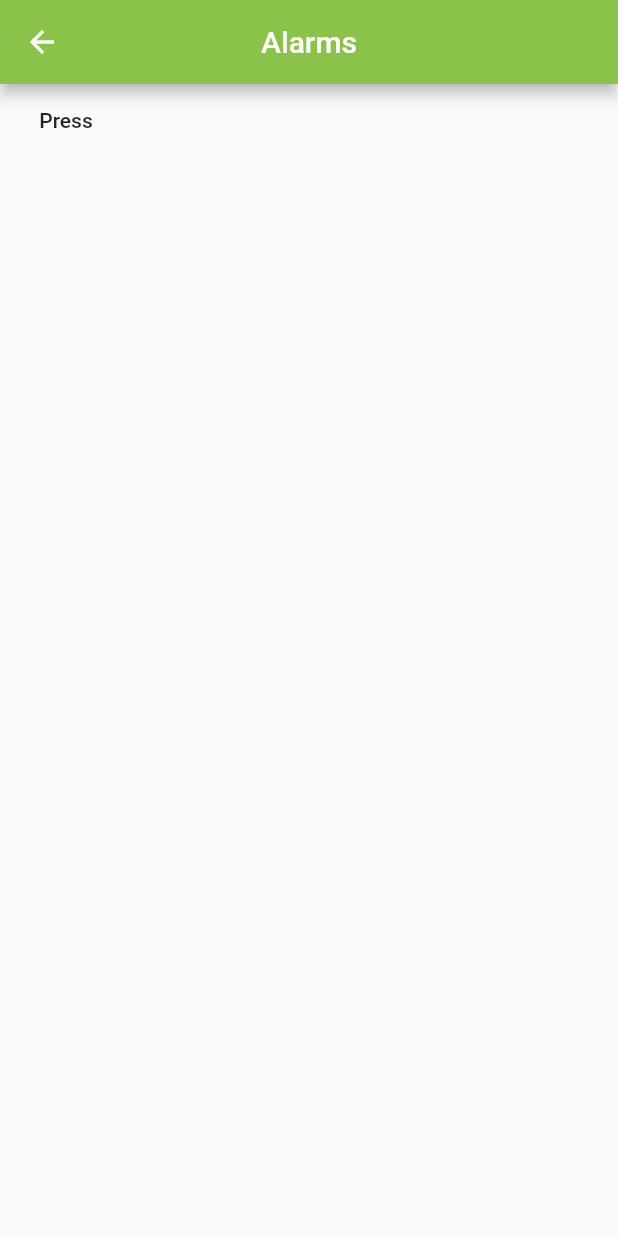
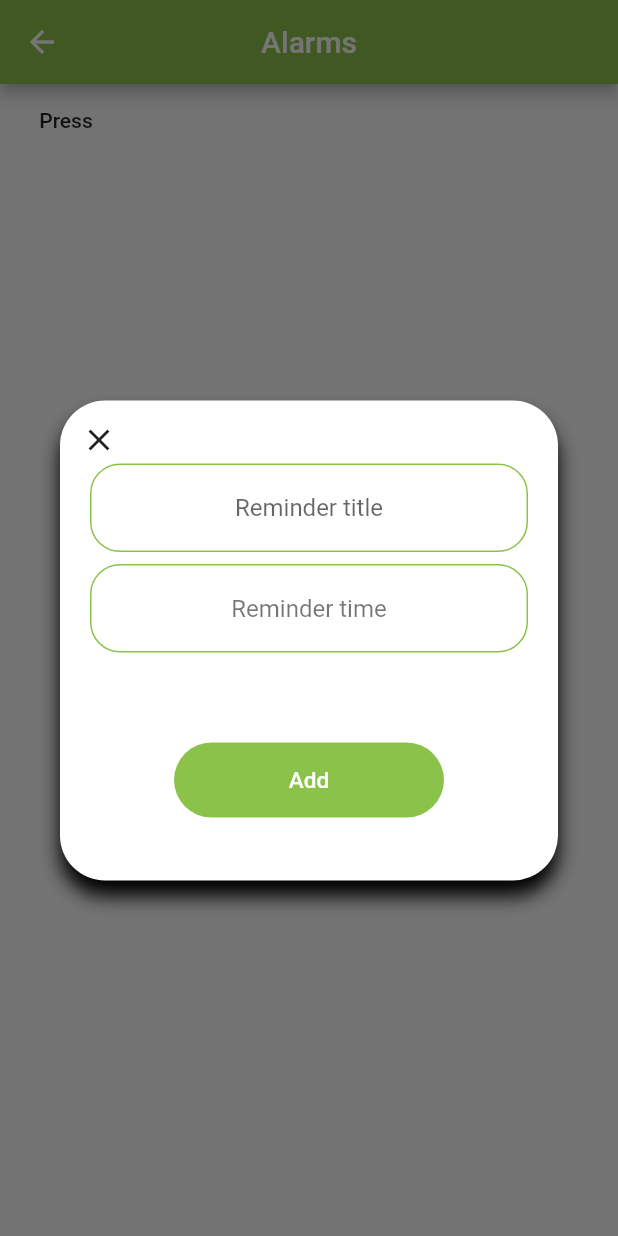
Before and after one commit to goodiny777/Karma-Flutter, a Flutter app: the AlarmsWidget screen opened directly, after a tap on "Press", on a phone screen of 412 x 824 dp. Run offline on Flutter 3.47's test engine with Material 2 defaults, Android fonts, the phone set to English and light mode, and no system bars; our stand-ins replace animated_splash_screen, flutter_local_notifications, fluttertoast, sqflite, timezone; accounts and stored records are empty.

Commit message:
Code better structure

```diff
--- a/karma/karma/lib/models/alarm.dart
+++ b/karma/karma/lib/models/alarm.dart
@@ -1,4 +1,4 @@
-final String tableAlarm = 'alarm';
+final String tableAlarm = 'Alarm';
 final String columnId = 'id';
 final String columnTitle = 'title';
 final String columnDateTime = 'alarmDateTime';
--- a/karma/karma/lib/screens/alarms_page.dart
+++ b/karma/karma/lib/screens/alarms_page.dart
@@ -3,6 +3,7 @@ import 'package:flutter/material.dart';
 import 'package:flutter_local_notifications/flutter_local_notifications.dart';
 import 'package:karma/general/db.dart';
 import 'package:karma/models/alarm.dart';
+import 'package:karma/views/alarm_dialog.dart';
 import 'package:timezone/data/latest.dart' as tz;
 import 'package:timezone/timezone.dart' as tz;
 import 'package:timezone/timezone.dart';
@@ -43,6 +44,17 @@ class _AlarmsState extends State<AlarmsWidget> {
         children: [
           MaterialButton(
             onPressed: () => {
+              showDialog(
+                  context: context,
+                  barrierDismissible: false,
+                  builder: (BuildContext context) {
+                    return AlarmDialog(
+                        onConfirm: (alarmId) => {
+                              Future.delayed(Duration(milliseconds: 500), () {
+                                this.setState(() {});
+                              })
+                            });
+                  }),
               scheduleAlarm(
                   DateTime.now().add(Duration(seconds: 15)),
                   AlarmInfo(
--- /dev/null
+++ b/karma/karma/lib/views/alarm_dialog.dart
@@ -0,0 +1,181 @@
+import 'package:flutter/cupertino.dart';
+import 'package:flutter/material.dart';
+import 'package:flutter/rendering.dart';
+import 'package:flutter/widgets.dart';
+import 'package:fluttertoast/fluttertoast.dart';
+import 'package:karma/general/db.dart';
+import 'package:karma/models/alarm.dart';
+
+// ignore: must_be_immutable
+class AlarmDialog extends StatefulWidget {
+  final Function(int) onConfirm;
+  final double _padding = 30.0;
+  final TextEditingController _nameController = TextEditingController();
+  final TextEditingController _dateController = TextEditingController();
+  final DBProvider _dbProvider = DBProvider.db;
+  DateTime dateTime = DateTime.now();
+  Color themeColor = Colors.lightGreen;
+
+  AlarmDialog({Key key, this.onConfirm}) : super(key: key);
+
+  @override
+  _AlarmDialogState createState() => _AlarmDialogState();
+}
+
+class _AlarmDialogState extends State<AlarmDialog> {
+  @override
+  Widget build(BuildContext context) {
+    return Theme(
+      data: ThemeData(
+        primarySwatch: widget.themeColor,
+        visualDensity: VisualDensity.adaptivePlatformDensity,
+      ),
+      child: Dialog(
+        shape: RoundedRectangleBorder(borderRadius: BorderRadius.circular(10)),
+        elevation: 0,
+        backgroundColor: Colors.transparent,
+        child: SingleChildScrollView(
+          child: contentBox(context),
+        ),
+      ),
+    );
+  }
+
+  setDate(DateTime date) {
+    widget.dateTime = date;
+    widget._dateController.text = date.toIso8601String().split("T")[0];
+  }
+
+  setBorder() {
+    return OutlineInputBorder(
+        borderSide: BorderSide(color: widget.themeColor),
+        borderRadius: BorderRadius.all(Radius.circular(20.0)));
+  }
+
+  contentBox(context) {
+    return Stack(
+      children: <Widget>[
+        Container(
+          height: 320,
+          padding: EdgeInsets.only(
+              left: 20,
+              top: widget._padding,
+              right: 20,
+              bottom: widget._padding),
+          margin: EdgeInsets.only(top: widget._padding),
+          decoration: BoxDecoration(
+              shape: BoxShape.rectangle,
+              color: Colors.white,
+              borderRadius: BorderRadius.circular(widget._padding),
+              boxShadow: [
+                BoxShadow(
+                    color: Colors.black, offset: Offset(0, 10), blurRadius: 10),
+              ]),
+          child: Center(
+            child: Column(
+              mainAxisSize: MainAxisSize.min,
+              children: <Widget>[
+                TextField(
+                  controller: widget._nameController,
+                  textInputAction: TextInputAction.next,
+                  textAlign: TextAlign.center,
+                  decoration: new InputDecoration(
+                      enabledBorder: setBorder(),
+                      border: setBorder(),
+                      hintText: "Reminder title"),
+                ),
+                SizedBox(height: 8),
+                GestureDetector(
+                  child: TextField(
+                    controller: widget._dateController,
+                    enableInteractiveSelection: false,
+                    textAlign: TextAlign.center,
+                    enabled: false,
+                    style: TextStyle(),
+                    textInputAction: TextInputAction.next,
+                    decoration: new InputDecoration(
+                        disabledBorder: setBorder(),
+                        border: setBorder(),
+                        hintText: "Reminder time",
+                        hintStyle: TextStyle(color: Colors.black54)),
+                  ),
+                  onTap: () {
+                    setDate(DateTime.now());
+                    showModalBottomSheet(
+                        context: context,
+                        builder: (BuildContext builder) {
+                          return Container(
+                              height: MediaQuery.of(context)
+                                      .copyWith()
+                                      .size
+                                      .height /
+                                  3,
+                              child: CupertinoDatePicker(
+                                initialDateTime: DateTime.now(),
+                                onDateTimeChanged: (DateTime newDate) {
+                                  setDate(newDate);
+                                },
+                                mode: CupertinoDatePickerMode.time,
+                              ));
+                        });
+                  },
+                ),
+                SizedBox(height: 60),
+                OutlineButton(
+                  padding: EdgeInsets.all(0.0),
+                  color: Colors.white,
+                  highlightElevation: 4,
+                  borderSide: BorderSide.none,
+                  onPressed: () {
+                    if (widget._nameController.text.isNotEmpty &&
+                        widget.dateTime != null) {
+                      widget._dbProvider
+                          .insertAlarm(AlarmInfo(
+                              title: widget._nameController.text,
+                              alarmDateTime: widget.dateTime,
+                              isPending: true))
+                          .then((value) => {
+                                Navigator.pop(context),
+                                widget.onConfirm.call(0)
+                              });
+                    } else {
+                      Fluttertoast.showToast(
+                          msg: "Missing info. Please fill all the fields",
+                          toastLength: Toast.LENGTH_LONG,
+                          gravity: ToastGravity.CENTER,
+                          timeInSecForIosWeb: 2,
+                          backgroundColor: Colors.redAccent,
+                          textColor: Colors.white,
+                          fontSize: 16.0);
+                    }
+                  },
+                  child: Container(
+                      width: 180,
+                      height: 50,
+                      decoration: BoxDecoration(
+                        shape: BoxShape.rectangle,
+                        borderRadius: BorderRadius.circular(widget._padding),
+                        color: widget.themeColor,
+                      ),
+                      padding: EdgeInsets.all(8.0),
+                      alignment: Alignment.center,
+                      child: Text('Add',
+                          style: TextStyle(fontSize: 15, color: Colors.white))),
+                )
+              ],
+            ),
+          ),
+        ),
+        Positioned(
+            left: 14,
+            top: 44,
+            child: GestureDetector(
+              child: Icon(Icons.close),
+              onTap: () {
+                Navigator.pop(context);
+              },
+            ))
+      ],
+    );
+  }
+}
```
Also changed, not shown: karma/karma/lib/general/db.dart (+10 -11 lines).
